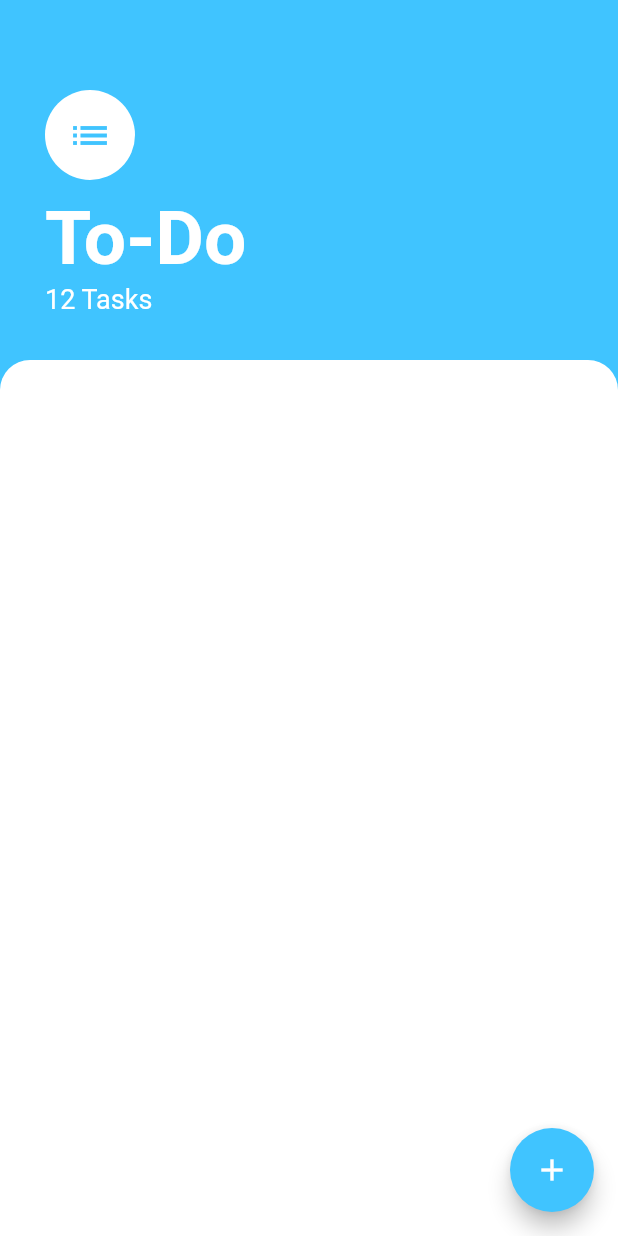
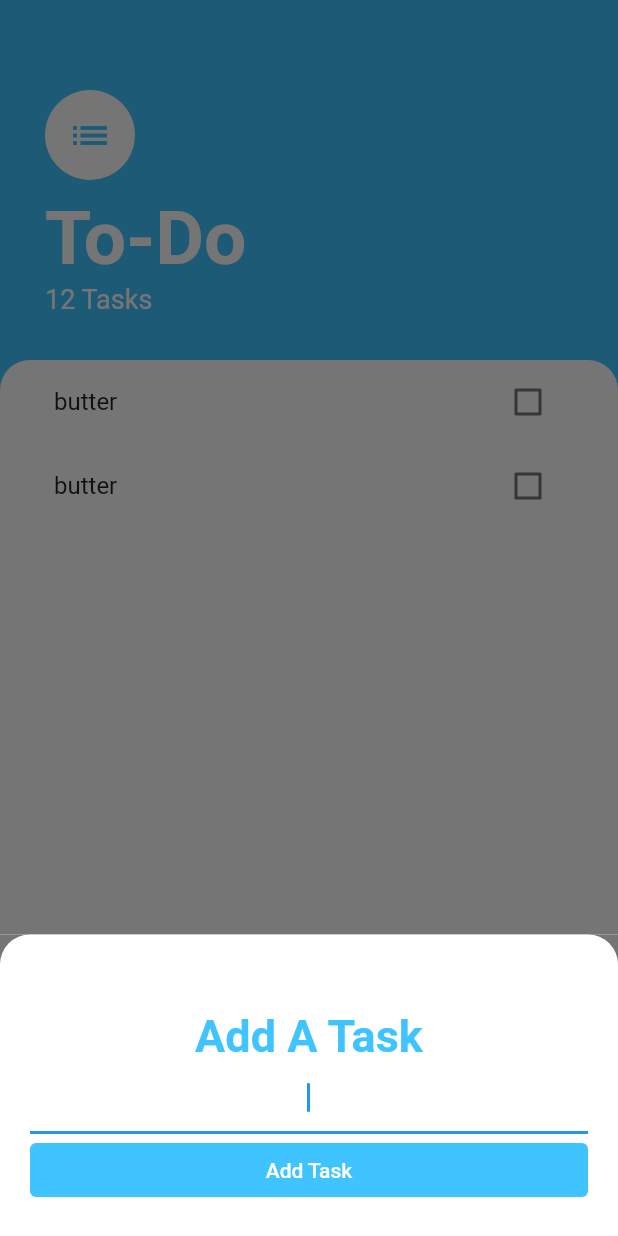
Before and after one commit to amccormack92/todoey, a Flutter app: the screen it shows after launch, after a tap on the "add" icon, on a phone screen of 412 x 824 dp. Run offline on Flutter 3.47's test engine with Material 2 defaults, Android fonts, the phone set to English and light mode, and no system bars.

Commit message:
bottom sheet added

```diff
--- /dev/null
+++ b/lib/screens/add_task_screen.dart
@@ -0,0 +1,55 @@
+import 'package:flutter/material.dart';
+
+class AddTaskScreen extends StatelessWidget {
+  const AddTaskScreen({super.key});
+
+  @override
+  Widget build(BuildContext context) {
+    return SingleChildScrollView(
+      child: Container(
+        padding:
+            EdgeInsets.only(bottom: MediaQuery.of(context).viewInsets.bottom),
+        color: const Color(0xff757575),
+        child: Container(
+          padding: const EdgeInsets.all(20),
+          decoration: const BoxDecoration(
+              color: Colors.white,
+              borderRadius: BorderRadius.only(
+                  topLeft: Radius.circular(20), topRight: Radius.circular(20))),
+          child: Container(
+            padding: const EdgeInsets.only(top: 30),
+            child: Column(
+              crossAxisAlignment: CrossAxisAlignment.stretch,
+              children: <Widget>[
+                const Text(
+                  "Add A Task",
+                  textAlign: TextAlign.center,
+                  style: TextStyle(
+                      fontSize: 30,
+                      fontWeight: FontWeight.bold,
+                      color: Colors.lightBlueAccent),
+                ),
+                const TextField(
+                  autofocus: true,
+                  textAlign: TextAlign.center,
+                  decoration: InputDecoration(
+                    border: UnderlineInputBorder(
+                      borderSide: BorderSide(color: Colors.lightBlueAccent),
+                    ),
+                  ),
+                ),
+                TextButton(
+                  onPressed: () {},
+                  style: TextButton.styleFrom(
+                      backgroundColor: Colors.lightBlueAccent,
+                      foregroundColor: Colors.white),
+                  child: const Text("Add Task"),
+                )
+              ],
+            ),
+          ),
+        ),
+      ),
+    );
+  }
+}
--- a/lib/screens/tasks_screen.dart
+++ b/lib/screens/tasks_screen.dart
@@ -1,4 +1,7 @@
 import 'package:flutter/material.dart';
+import 'package:todoey/screens/add_task_screen.dart';
+
+import '../widgets/tasks_list.dart';
 
 class TasksScreen extends StatelessWidget {
   const TasksScreen({super.key});
@@ -13,7 +16,12 @@ class TasksScreen extends StatelessWidget {
           Icons.add,
           color: Colors.white,
         ),
-        onPressed: () => {},
+        onPressed: () => {
+          showModalBottomSheet(
+              context: context,
+              isScrollControlled: true,
+              builder: (context) => const AddTaskScreen())
+        },
       ),
       body: Column(
         crossAxisAlignment: CrossAxisAlignment.start,
@@ -53,11 +61,13 @@ class TasksScreen extends StatelessWidget {
                   ])),
           Expanded(
             child: Container(
+              padding: const EdgeInsets.symmetric(horizontal: 20),
               decoration: const BoxDecoration(
                   color: Colors.white,
                   borderRadius: BorderRadius.only(
                       topLeft: Radius.circular(20),
                       topRight: Radius.circular(20))),
+              child: const Expanded(child: TasksList()),
             ),
           ),
         ],
--- /dev/null
+++ b/lib/widgets/task_tile.dart
@@ -0,0 +1,18 @@
+import 'package:flutter/material.dart';
+
+class TaskTile extends StatelessWidget {
+  const TaskTile({
+    Key? key,
+  }) : super(key: key);
+
+  @override
+  Widget build(BuildContext context) {
+    return ListTile(
+      title: const Text("butter"),
+      trailing: Checkbox(
+        value: false,
+        onChanged: (bool? value) {},
+      ),
+    );
+  }
+}
--- /dev/null
+++ b/lib/widgets/tasks_list.dart
@@ -0,0 +1,16 @@
+import 'package:flutter/material.dart';
+
+import 'task_tile.dart';
+
+class TasksList extends StatelessWidget {
+  const TasksList({
+    Key? key,
+  }) : super(key: key);
+
+  @override
+  Widget build(BuildContext context) {
+    return ListView(
+      children: const [TaskTile(), TaskTile()],
+    );
+  }
+}
```
